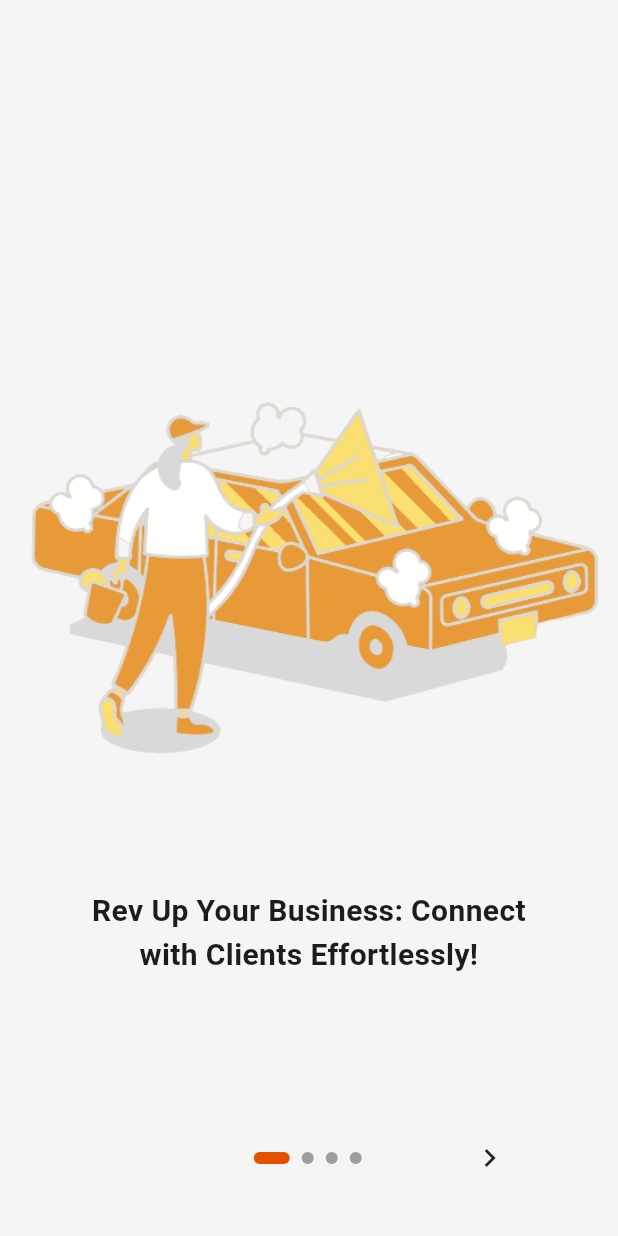
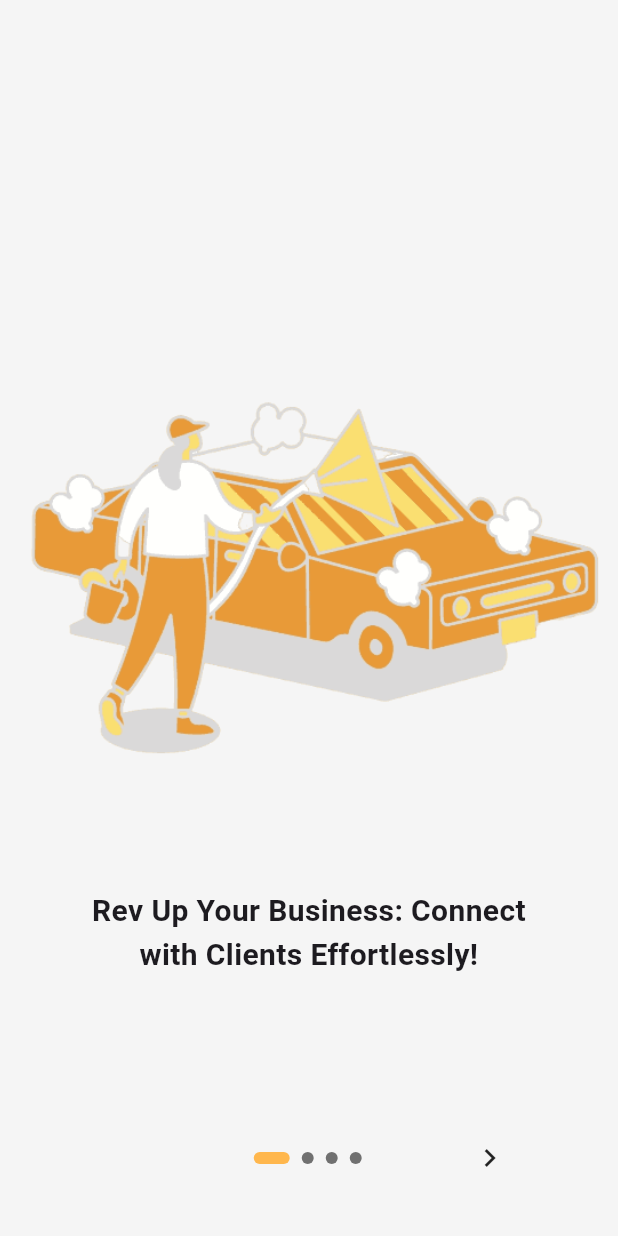
Before and after one commit to TechPyllars2024/AutoCareAutomotive, a Flutter app: the Onboarding screen opened directly, on a phone screen of 412 x 824 dp. Run offline on Flutter 3.47's test engine with Material 3 defaults, Android fonts, the phone set to English and light mode, and no system bars; drawn by our look-alikes of smooth_page_indicator; our stand-ins replace carousel_slider, cloud_firestore, curved_navigation_bar, file_picker, firebase_auth, firebase_core and 8 more; missing offline and left inert: flutter_pannable_rating_bar, flutter_pdfview; accounts and stored records are empty.

Commit message:
Updated onboarding

```diff
--- a/lib/Authentication/screens/onboarding.dart
+++ b/lib/Authentication/screens/onboarding.dart
@@ -71,8 +71,8 @@ class _OnboardingState extends State<Onboarding> {
                   controller: _controller,
                   count: 4,
                   effect: ExpandingDotsEffect(
-                    dotColor: Colors.grey, // Inactive dot color
-                    activeDotColor: Colors.orange.shade900, // Active dot color
+                    dotColor: Colors.black54, // Inactive dot color
+                    activeDotColor: Colors.orange.shade300, // Active dot color
                     dotHeight: 8.0,
                     dotWidth: 8.0,
                   ),
```
